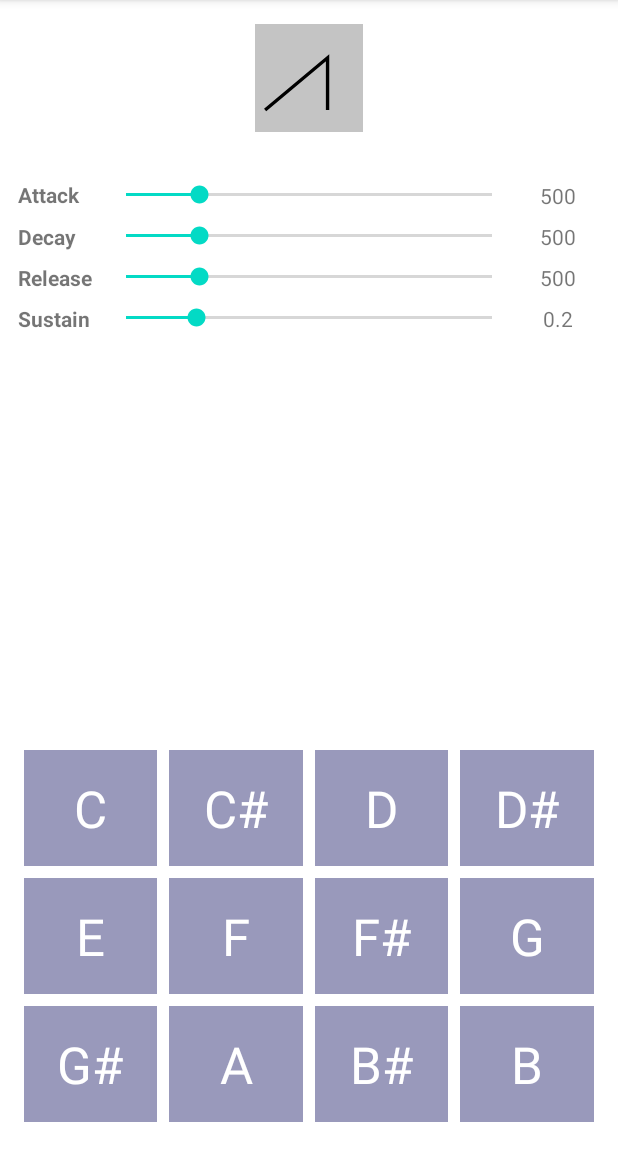
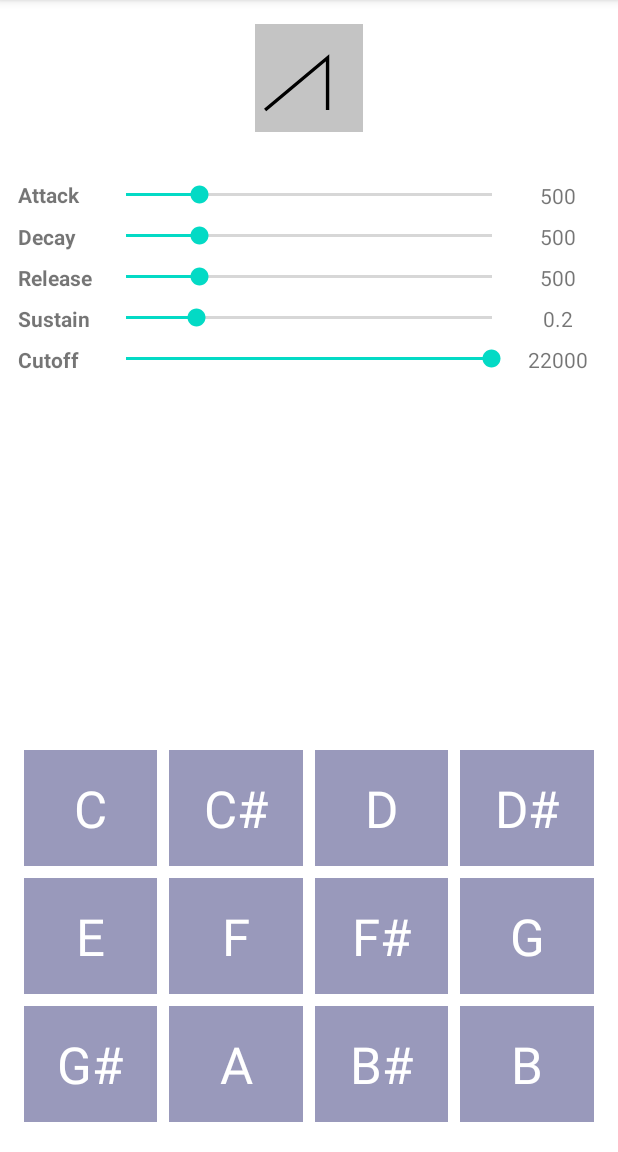
Before and after one commit to olshanski/Toy3oh3, an Android app: the screen it shows after launch (MainActivity), on a phone screen of 412 x 824 dp, the part 84-1236 px from its top. Run offline under Robolectric (Android 15) with nearby library versions, the phone set to English and light mode, and no system bars; 7 statements that could not run were skipped.

Commit message:
Add Filter
Added temporary lowpass filter implementation

```diff
--- a/app/src/main/java/com/olshanski/toy3oh3/MainActivity.kt
+++ b/app/src/main/java/com/olshanski/toy3oh3/MainActivity.kt
@@ -59,6 +59,8 @@ class MainActivity : AppCompatActivity() {
 
     external fun setWaveform(waveform: Int)
 
+    external fun setCutoffFrequency(frequencyHz: Int)
+
     private fun setupUi() {
         with(binding) {
 
@@ -115,6 +117,11 @@ class MainActivity : AppCompatActivity() {
                             sustainValue.text = level.toString()
                             setSustain(level)
                         }
+
+                        cutoffSeekbar -> {
+                            cutoffValue.text = progress.toString()
+                            setCutoffFrequency(progress)
+                        }
                     }
                 }
 
@@ -132,11 +139,13 @@ class MainActivity : AppCompatActivity() {
             decaySeekbar.setOnSeekBarChangeListener(seekBarChangeListener)
             releaseSeekbar.setOnSeekBarChangeListener(seekBarChangeListener)
             sustainSeekbar.setOnSeekBarChangeListener(seekBarChangeListener)
+            cutoffSeekbar.setOnSeekBarChangeListener(seekBarChangeListener)
 
             attackSeekbar.progress = 500
             decaySeekbar.progress = 500
             releaseSeekbar.progress = 500
             sustainSeekbar.progress = 20
+            cutoffSeekbar.progress = 22000
 
             waveformSelector.setOnClickListener {
                 var ordinal = when (waveform) {
--- a/app/src/main/res/layout/activity_main.xml
+++ b/app/src/main/res/layout/activity_main.xml
@@ -156,6 +156,40 @@
         tools:text="0.3"
         />
 
+    <TextView
+        android:id="@+id/cutoff_label"
+        android:layout_width="56dp"
+        android:layout_height="wrap_content"
+        app:layout_constraintStart_toStartOf="parent"
+        app:layout_constraintTop_toBottomOf="@id/sustain_value"
+        android:layout_marginTop="8dp"
+        android:textAlignment="viewStart"
+        android:textStyle="bold"
+        android:text="Cutoff"
+        />
+
+    <androidx.appcompat.widget.AppCompatSeekBar
+        android:id="@+id/cutoff_seekbar"
+        android:layout_width="0dp"
+        android:layout_height="wrap_content"
+        app:layout_constraintStart_toEndOf="@id/cutoff_label"
+        app:layout_constraintTop_toTopOf="@id/cutoff_label"
+        app:layout_constraintEnd_toStartOf="@id/cutoff_value"
+        android:min="1"
+        android:max="22000"
+        android:tooltipText="Attack"
+        />
+
+    <TextView
+        android:id="@+id/cutoff_value"
+        android:layout_width="56dp"
+        android:layout_height="wrap_content"
+        app:layout_constraintTop_toTopOf="@id/cutoff_label"
+        app:layout_constraintEnd_toEndOf="parent"
+        android:textAlignment="center"
+        tools:text="22000"
+        />
+
     <androidx.recyclerview.widget.RecyclerView
         android:id="@+id/pads"
         android:layout_width="0dp"
```
Also changed, not shown: 8 other files.
